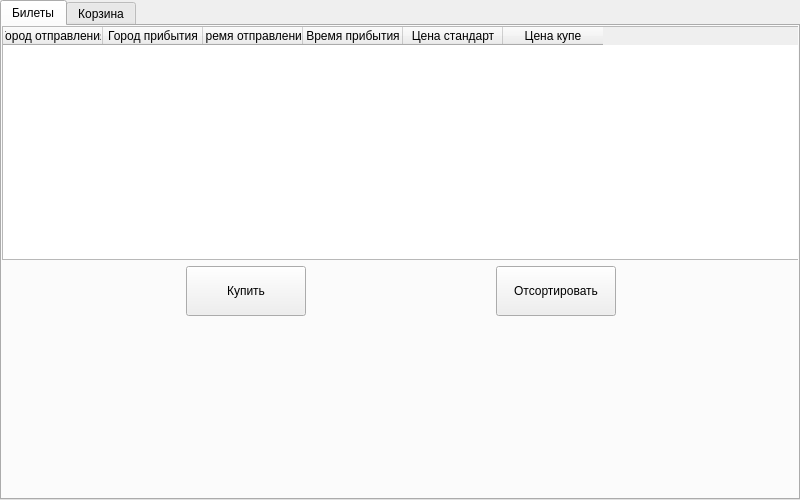
First picture: the form in frontend/ui/userMenu.ui, repository koccyx/TravelMaster, before the edit.
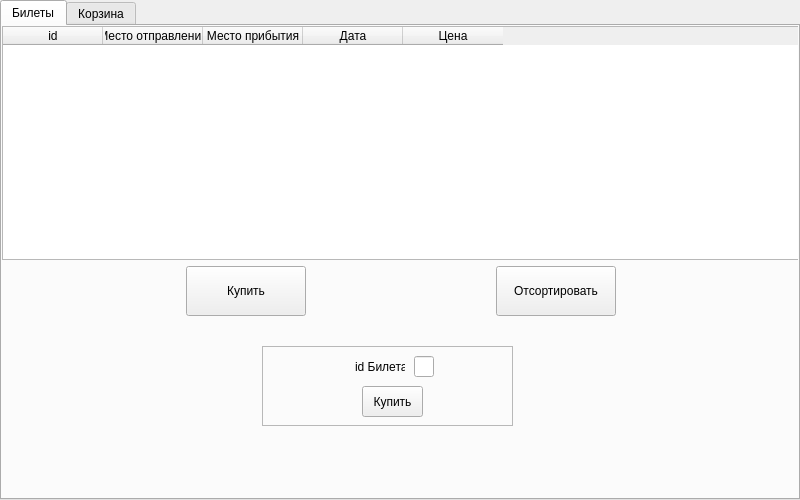
Second picture: the form after the edit.

Commit message: user Panel changes

```diff
--- a/frontend/ui/userMenu.ui
+++ b/frontend/ui/userMenu.ui
@@ -89,32 +89,27 @@
          </property>
          <column>
           <property name="text">
-           <string>Город отправления</string>
+           <string>id</string>
           </property>
          </column>
          <column>
           <property name="text">
-           <string>Город прибытия</string>
+           <string>Место отправления</string>
           </property>
          </column>
          <column>
           <property name="text">
-           <string>Время отправления</string>
+           <string>Место прибытия</string>
           </property>
          </column>
          <column>
           <property name="text">
-           <string>Время прибытия</string>
+           <string>Дата</string>
           </property>
          </column>
          <column>
           <property name="text">
-           <string>Цена стандарт</string>
-          </property>
-         </column>
-         <column>
-          <property name="text">
-           <string>Цена купе</string>
+           <string>Цена</string>
           </property>
          </column>
         </widget>
@@ -164,6 +159,76 @@
       </layout>
      </widget>
     </widget>
+    <widget class="QFrame" name="buyFrame">
+     <property name="geometry">
+      <rect>
+       <x>260</x>
+       <y>320</y>
+       <width>251</width>
+       <height>80</height>
+      </rect>
+     </property>
+     <property name="frameShape">
+      <enum>QFrame::StyledPanel</enum>
+     </property>
+     <property name="frameShadow">
+      <enum>QFrame::Raised</enum>
+     </property>
+     <widget class="QPushButton" name="frameBuyButton">
+      <property name="geometry">
+       <rect>
+        <x>100</x>
+        <y>40</y>
+        <width>61</width>
+        <height>31</height>
+       </rect>
+      </property>
+      <property name="text">
+       <string>Купить</string>
+      </property>
+     </widget>
+     <widget class="QWidget" name="">
+      <property name="geometry">
+       <rect>
+        <x>90</x>
+        <y>10</y>
+        <width>86</width>
+        <height>21</height>
+       </rect>
+      </property>
+      <layout class="QHBoxLayout" name="horizontalLayout_2">
+       <item>
+        <widget class="QLabel" name="label">
+         <property name="minimumSize">
+          <size>
+           <width>50</width>
+           <height>0</height>
+          </size>
+         </property>
+         <property name="maximumSize">
+          <size>
+           <width>50</width>
+           <height>16777215</height>
+          </size>
+         </property>
+         <property name="text">
+          <string>id Билета</string>
+         </property>
+        </widget>
+       </item>
+       <item>
+        <widget class="QLineEdit" name="buyLine">
+         <property name="maximumSize">
+          <size>
+           <width>20</width>
+           <height>16777215</height>
+          </size>
+         </property>
+        </widget>
+       </item>
+      </layout>
+     </widget>
+    </widget>
    </widget>
    <widget class="QWidget" name="tab2">
     <attribute name="title">
```
The commit also changes 18 other files.
